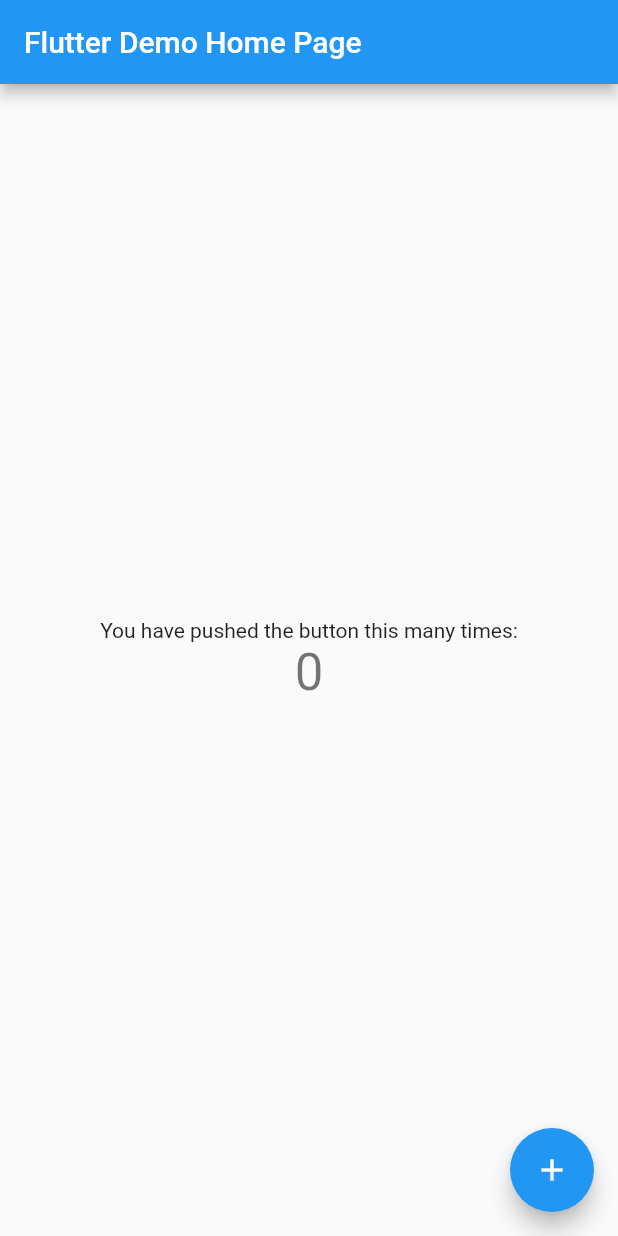
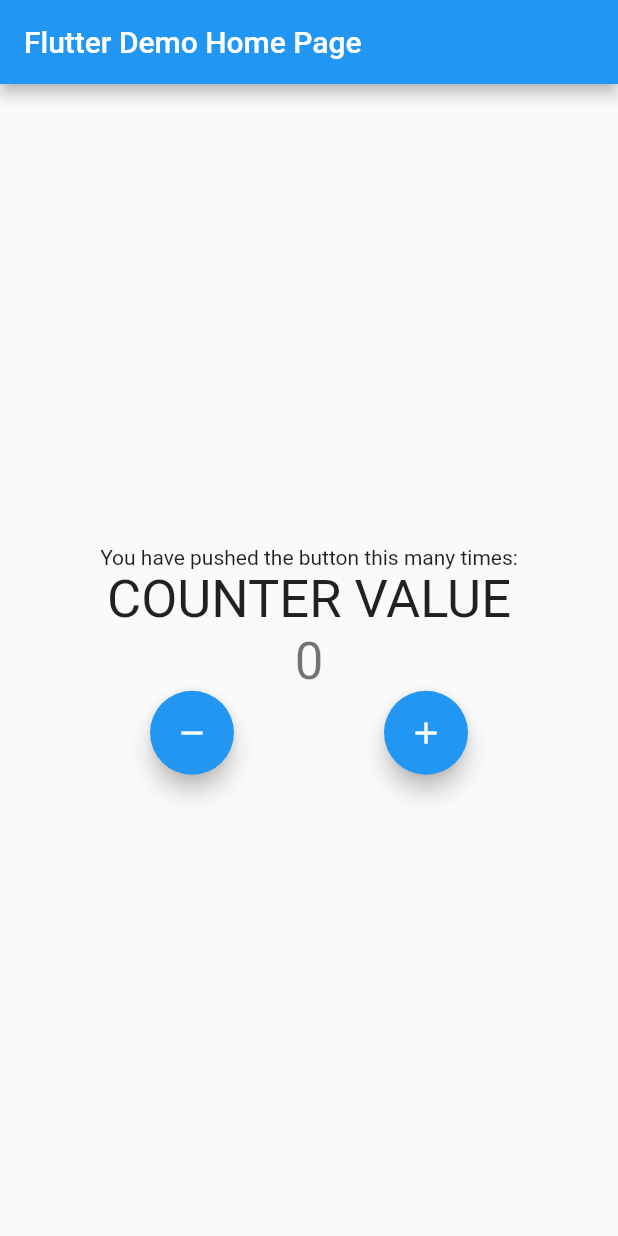
Before and after one commit to ElieBamunoba/counter-app, a Flutter app: the screen it shows after launch, on a phone screen of 412 x 824 dp. Run offline on Flutter 3.47's test engine with Material 2 defaults, Android fonts, the phone set to English and light mode, and no system bars; our stand-ins replace bloc, flutter_bloc.

Commit message:
cubic and accessing its instance

```diff
--- /dev/null
+++ b/lib/cubit/counter_cubit.dart
@@ -0,0 +1,11 @@
+import 'package:bloc/bloc.dart';
+import 'package:meta/meta.dart';
+
+part 'counter_state.dart';
+
+class CounterCubit extends Cubit<CounterState> {
+  CounterCubit() : super(CounterState(counterValue: 0));
+
+  void increment() => emit(CounterState(counterValue: state.counterValue + 1));
+  void decrement() => emit(CounterState(counterValue: state.counterValue - 1));
+}
--- /dev/null
+++ b/lib/cubit/counter_state.dart
@@ -0,0 +1,7 @@
+part of 'counter_cubit.dart';
+
+//This class is the blueprint for all possible states which will be emitted by the cubit
+class CounterState {
+  int counterValue;
+  CounterState({required this.counterValue});
+}
--- a/lib/main.dart
+++ b/lib/main.dart
@@ -1,4 +1,6 @@
+import 'package:counter_app/cubit/counter_cubit.dart';
 import 'package:flutter/material.dart';
+import 'package:flutter_bloc/flutter_bloc.dart';
 
 void main() {
   runApp(const MyApp());
@@ -10,12 +12,15 @@ class MyApp extends StatelessWidget {
   // This widget is the root of your application.
   @override
   Widget build(BuildContext context) {
-    return MaterialApp(
-      title: 'Flutter Demo',
-      theme: ThemeData(
-        primarySwatch: Colors.blue,
+    return BlocProvider(
+      create: (context) => CounterCubit(),
+      child: MaterialApp(
+        title: 'Flutter bloc Demo',
+        theme: ThemeData(
+          primarySwatch: Colors.blue,
+        ),
+        home: const MyHomePage(title: 'Flutter Demo Home Page'),
       ),
-      home: const MyHomePage(title: 'Flutter Demo Home Page'),
     );
   }
 }
@@ -51,18 +56,37 @@ class _MyHomePageState extends State<MyHomePage> {
             const Text(
               'You have pushed the button this many times:',
             ),
+            const Text(
+              'COUNTER VALUE',
+              style: TextStyle(fontSize: 35),
+            ),
             Text(
               '$_counter',
               style: Theme.of(context).textTheme.headline4,
             ),
+            Row(
+              mainAxisAlignment: MainAxisAlignment.spaceEvenly,
+              children: <Widget>[
+                FloatingActionButton(
+                  onPressed: () {
+                    //accessing the access the instance of the cubic
+                    BlocProvider.of<CounterCubit>(context).decrement();
+                  },
+                  tooltip: 'Decrement',
+                  child: const Icon(Icons.remove),
+                ),
+                FloatingActionButton(
+                  onPressed: () =>
+                      BlocProvider.of<CounterCubit>(context).increment(),
+                  tooltip: 'Increment',
+                  child: const Icon(Icons.add),
+                ),
+              ],
+            )
           ],
         ),
       ),
-      floatingActionButton: FloatingActionButton(
-        onPressed: _incrementCounter,
-        tooltip: 'Increment',
-        child: const Icon(Icons.add),
-      ), // This trailing comma makes auto-formatting nicer for build methods.
+      // This trailing comma makes auto-formatting nicer for build methods.
     );
   }
 }
--- a/pubspec.yaml
+++ b/pubspec.yaml
@@ -36,6 +36,7 @@ dependencies:
   # The following adds the Cupertino Icons font to your application.
   # Use with the CupertinoIcons class for iOS style icons.
   cupertino_icons: ^1.0.2
+  flutter_bloc: ^8.1.1
 
 dev_dependencies:
   flutter_test:
```
Also changed, not shown: pubspec.lock.
